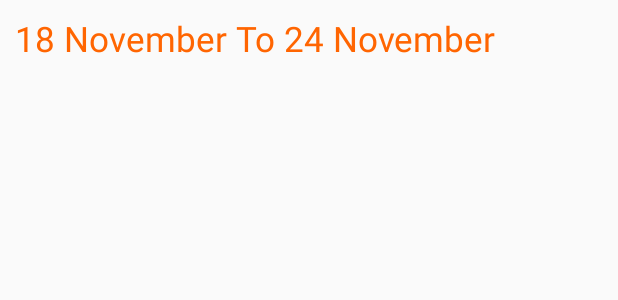
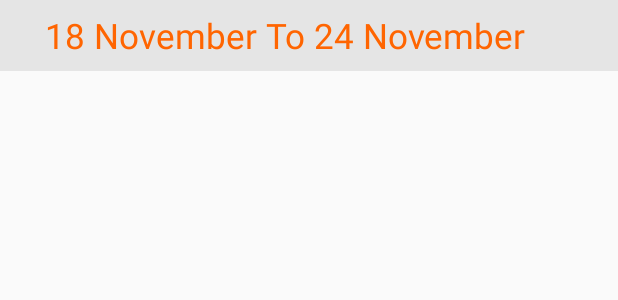
Before and after one commit to convalida/FoodyPOSGit, an Android app: the layout bestseller_header.xml on its own in the app's theme, with its tools: preview values and no code run, on a phone screen of 412 x 824 dp. Shown: the top 300 px of the screen. Run offline under Robolectric (Android 15) with nearby library versions, the phone set to English and light mode, and no system bars; network calls fail.

Commit message:
BestsellerAll Dates

```diff
--- a/app/src/main/java/com/convalida/ctpl_dt10/foodypos/OrderList.java
+++ b/app/src/main/java/com/convalida/ctpl_dt10/foodypos/OrderList.java
@@ -4,6 +4,7 @@ import android.annotation.SuppressLint;
 import android.annotation.TargetApi;
 import android.app.AlertDialog;
 import android.app.DatePickerDialog;
+import android.app.Dialog;
 import android.app.Notification;
 import android.app.PendingIntent;
 import android.content.DialogInterface;
@@ -413,7 +414,7 @@ public class OrderList extends AppCompatActivity {
                             dialog.setIcon(R.drawable.mark1);
                             dialog.setTitle("Invalid date selection");
                             dialog.setMessage("To date is less than from date");
-                            dialog.setButton("OK", new DialogInterface.OnClickListener() {
+                            dialog.setButton(Dialog.BUTTON_POSITIVE,"OK", new DialogInterface.OnClickListener() {
                                 @Override
                                 public void onClick(DialogInterface dialog, int which) {
 
--- a/app/src/main/res/layout/activity_bestseller_more.xml
+++ b/app/src/main/res/layout/activity_bestseller_more.xml
@@ -18,7 +18,8 @@
     <RelativeLayout
         android:layout_width="match_parent"
         android:layout_height="match_parent"
-        android:id="@+id/mainLayout">
+        android:id="@+id/mainLayout"
+        android:visibility="invisible">
     <android.support.v7.widget.CardView
         android:id="@+id/bestSellerMoreCard"
         android:layout_width="match_parent"
--- a/app/src/main/res/layout/bestseller_child.xml
+++ b/app/src/main/res/layout/bestseller_child.xml
@@ -15,7 +15,8 @@
         android:layout_weight="2"
         android:textSize="19sp"
         android:textColor="#000"
-        android:layout_marginLeft="10dp"/>
+        android:layout_marginLeft="35dp"
+        android:layout_marginStart="35dp"/>
 
     <TextView
         android:layout_width="0dp"
@@ -27,6 +28,6 @@
         android:gravity="center"
         android:textSize="19sp"
         android:textColor="#000"
-        android:layout_marginRight="10dp"/>
+        />
 
 </LinearLayout>
--- a/app/src/main/res/layout/bestseller_header.xml
+++ b/app/src/main/res/layout/bestseller_header.xml
@@ -1,12 +1,17 @@
 <?xml version="1.0" encoding="utf-8"?>
 <LinearLayout
-    xmlns:android="http://schemas.android.com/apk/res/android" android:layout_width="match_parent"
-    android:layout_height="match_parent">
+    xmlns:android="http://schemas.android.com/apk/res/android"
+    android:layout_width="match_parent"
+    android:layout_height="wrap_content"
+    android:background="#e5e5e5">
 
     <TextView
         android:layout_width="wrap_content"
         android:layout_height="wrap_content"
-        android:layout_margin="10dp"
+        android:layout_marginTop="8dp"
+        android:layout_marginBottom="8dp"
+        android:layout_marginLeft="30dp"
+        android:layout_marginStart="30dp"
         android:id="@+id/dayHeader"
         android:text="18 November To 24 November"
         android:textSize="23dp"
```
Also changed, not shown: app/src/main/java/com/convalida/ctpl_dt10/foodypos/BestsellerMore.java (+96 -3 lines), 1 other file.
